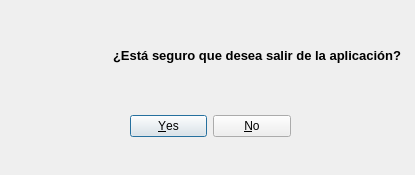
Above: ventSalir.ui from byChamaco/BLANCOLORENZO before the change. Below: the same form after it.
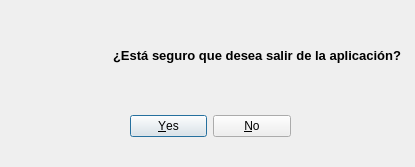
That is the form after the change. Icons and pictures are not drawn.

```diff
--- a/ventSalir.ui
+++ b/ventSalir.ui
@@ -7,7 +7,7 @@
     <x>0</x>
     <y>0</y>
     <width>415</width>
-    <height>175</height>
+    <height>167</height>
    </rect>
   </property>
   <property name="windowTitle">
```
Left out of the diff: 9 changed lines with no effect on the pictures.
